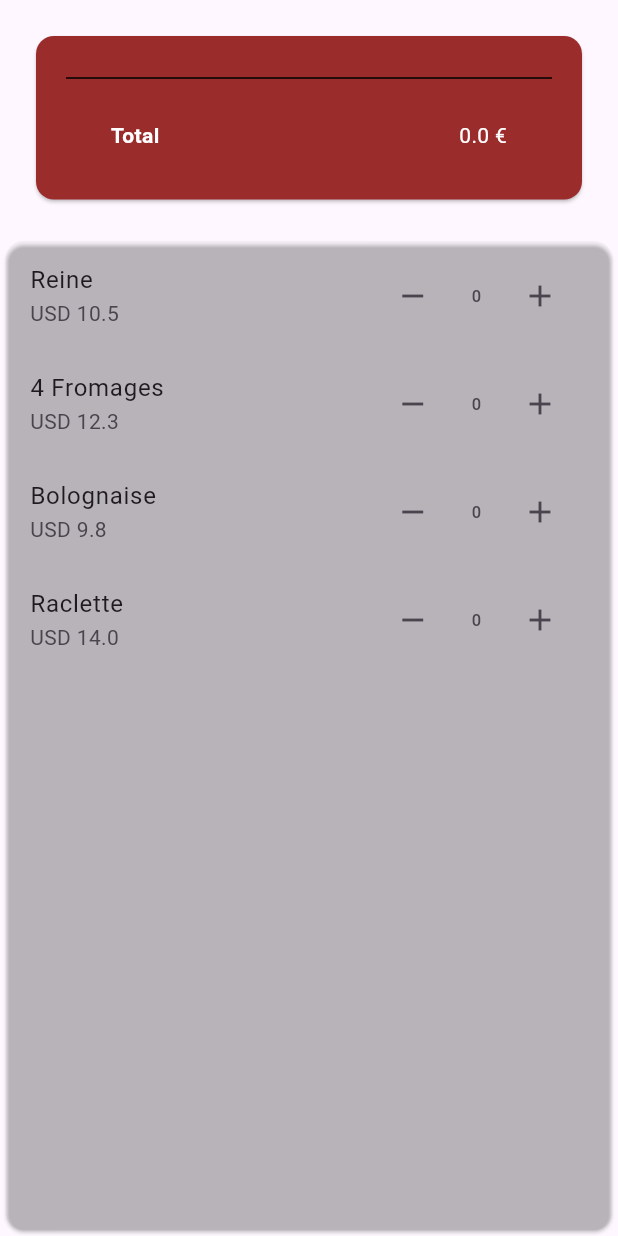
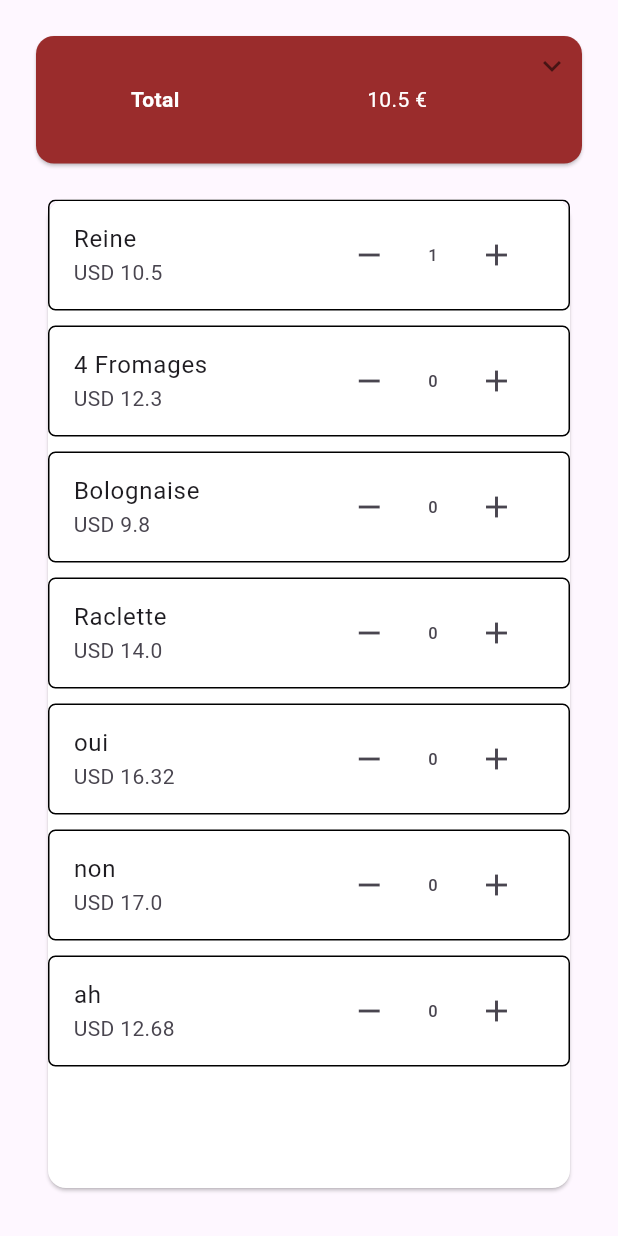
Before and after one commit to nicolas-vdn/appizza, a Flutter app: the HomePage widget shown alone on an empty page, opened directly, after a tap on the "add" icon, on a phone screen of 412 x 824 dp. Run offline on Flutter 3.47's test engine with Material 3 defaults, Android fonts, the light colour scheme and no system bars; drawn by our look-alikes of expandable; our stand-ins replace dio, go_router, shared_preferences; accounts and stored records are empty.

Commit message:
:sparkles: Finished Home Page.

```diff
--- a/Frontend/lib/providers/cart_provider.dart
+++ b/Frontend/lib/providers/cart_provider.dart
@@ -10,11 +10,13 @@ class CartProvider extends ChangeNotifier {
 
   Map<Pizza, int> get list => _list;
 
-  double get total => _total;
+  double get total => double.parse(_total.toStringAsFixed(2));
 
   addPizza(Pizza item) {
+    print(item);
     _list[item] = _list.keys.contains(item) ? _list[item]! + 1 : 1;
     _total += item.price;
+    notifyListeners();
   }
 
   removePizza(Pizza item) {
@@ -22,6 +24,7 @@ class CartProvider extends ChangeNotifier {
       _list[item]! > 1 ? _list[item] = _list[item]! - 1 : _list.remove(item);
       _total -= item.price;
     }
+    notifyListeners();
   }
 
   getQuantityOfPizza(Pizza givenPizza){
--- a/Frontend/lib/widgets/home_page.dart
+++ b/Frontend/lib/widgets/home_page.dart
@@ -1,40 +1,44 @@
+import 'package:expandable/expandable.dart';
 import 'package:flutter/material.dart';
 import 'package:provider/provider.dart';
 
 import '../interfaces/pizza.dart';
 import '../providers/cart_provider.dart';
 
-class HomePage extends StatefulWidget {
-  const HomePage({Key? key}) : super(key: key);
+class HomePage extends StatelessWidget {
+  HomePage({super.key});
 
-  @override
-  State<HomePage> createState() => _HomePageState();
-}
-
-class _HomePageState extends State<HomePage> {
-  List<Pizza> pizzaList = [
+  final List<Pizza> pizzaList = [
     Pizza(id: 1, name: "Reine", price: 10.50),
     Pizza(id: 2, name: "4 Fromages", price: 12.30),
     Pizza(id: 3, name: "Bolognaise", price: 9.80),
     Pizza(id: 4, name: "Raclette", price: 14.00),
+    Pizza(id: 5, name: "oui", price: 16.32),
+    Pizza(id: 6, name: "non", price: 17.00),
+    Pizza(id: 7, name: "ah", price: 12.68),
   ];
-
-  CartProvider cart = CartProvider();
 
   @override
   Widget build(BuildContext context) {
     return Column(
       children: [
-        CartContent(),
+        const CartContent(),
         Expanded(
           child: Card(
-            color: Colors.transparent,
+            margin: const EdgeInsets.only(right: 32, left: 32, bottom: 32),
+            color: Colors.white,
             child: Center(
-              child: ListView.builder(
+              child: Consumer<CartProvider>(
+                builder: (context, cart, child) {
+                  return ListView.separated(
                     itemCount: pizzaList.length,
                     itemBuilder: (context, index) {
                       final pizza = pizzaList[index];
                       return ListTile(
+                        shape: RoundedRectangleBorder(
+                          side: const BorderSide(color: Colors.black, width: 1),
+                          borderRadius: BorderRadius.circular(5),
+                        ),
                         title: Text(pizza.name),
                         subtitle: Text('USD ${pizza.price}'),
                         trailing: Row(
@@ -49,13 +53,17 @@ class _HomePageState extends State<HomePage> {
                             IconButton(
                                 onPressed: () => cart.addPizza(pizza),
                                 icon: const Icon(Icons.add)),
-                      ]
-                    )
+                          ],
+                        ),
                       );
-                }
-              )
+                    }, separatorBuilder: (BuildContext context, int index) {
+                      return const SizedBox(height: 10);
+                  },
+                  );
+                },
               ),
-          )
+            ),
+          ),
         )
       ],
     );
@@ -75,39 +83,9 @@ class CartContent extends StatelessWidget {
         color: Theme.of(context).cardColor,
         child: Consumer<CartProvider>(
           builder: (context, cart, child) {
-            return Column(
-              children: [
-                ListView.builder(
-                  shrinkWrap: true,
-                  itemCount: cart.list.length,
-                  itemBuilder: (context, index) {
-                    return Container(
-                      margin: const EdgeInsets.only(top: 32),
-                      child: Row(
-                        mainAxisAlignment: MainAxisAlignment.spaceAround,
-                        children: [
-                          Center(
-                            child:
-                                Text('${cart.list.values.toList()[index]} x'),
-                          ),
-                          Center(
-                            child: Text(cart.list.keys.toList()[index].name),
-                          ),
-                          Center(
-                            child: Text(
-                                '${cart.list.keys.toList()[index].price} €'),
-                          ),
-                        ],
-                      ),
-                    );
-                  },
-                ),
-                const Padding(
-                  padding: EdgeInsets.all(20.0),
-                  child: Divider(color: Colors.black),
-                ),
-                Padding(
-                  padding: const EdgeInsets.only(bottom: 32.0),
+            return ExpandablePanel(
+              header: Padding(
+                padding: const EdgeInsets.all(32.0),
                 child: Row(
                   mainAxisAlignment: MainAxisAlignment.spaceAround,
                   children: [
@@ -126,7 +104,49 @@ class CartContent extends StatelessWidget {
                   ],
                 ),
               ),
+              collapsed: const SizedBox(),
+              expanded: cart.list.isEmpty
+                  ? const SizedBox()
+                  : Column(
+                      children: [
+                        const Padding(
+                          padding: EdgeInsets.symmetric(horizontal: 32.0),
+                          child: Divider(color: Colors.black),
+                        ),
+                        Container(
+                          constraints: const BoxConstraints(
+                            maxHeight: 256,
+                          ),
+                          child: ListView.builder(
+                            shrinkWrap: true,
+                            itemCount: cart.list.length,
+                            itemBuilder: (context, index) {
+                              return Container(
+                                margin: const EdgeInsets.symmetric(vertical: 16),
+                                child: Row(
+                                  mainAxisAlignment:
+                                      MainAxisAlignment.spaceAround,
+                                  children: [
+                                    Center(
+                                      child: Text(
+                                          '${cart.list.values.toList()[index]} x'),
+                                    ),
+                                    Center(
+                                      child: Text(
+                                          cart.list.keys.toList()[index].name),
+                                    ),
+                                    Center(
+                                      child: Text(
+                                          '${cart.list.keys.toList()[index].price} €'),
+                                    ),
                                   ],
+                                ),
+                              );
+                            },
+                          ),
+                        ),
+                      ],
+                    ),
             );
           },
         ),
```
Lines whose indentation alone changed are shown as unchanged.
